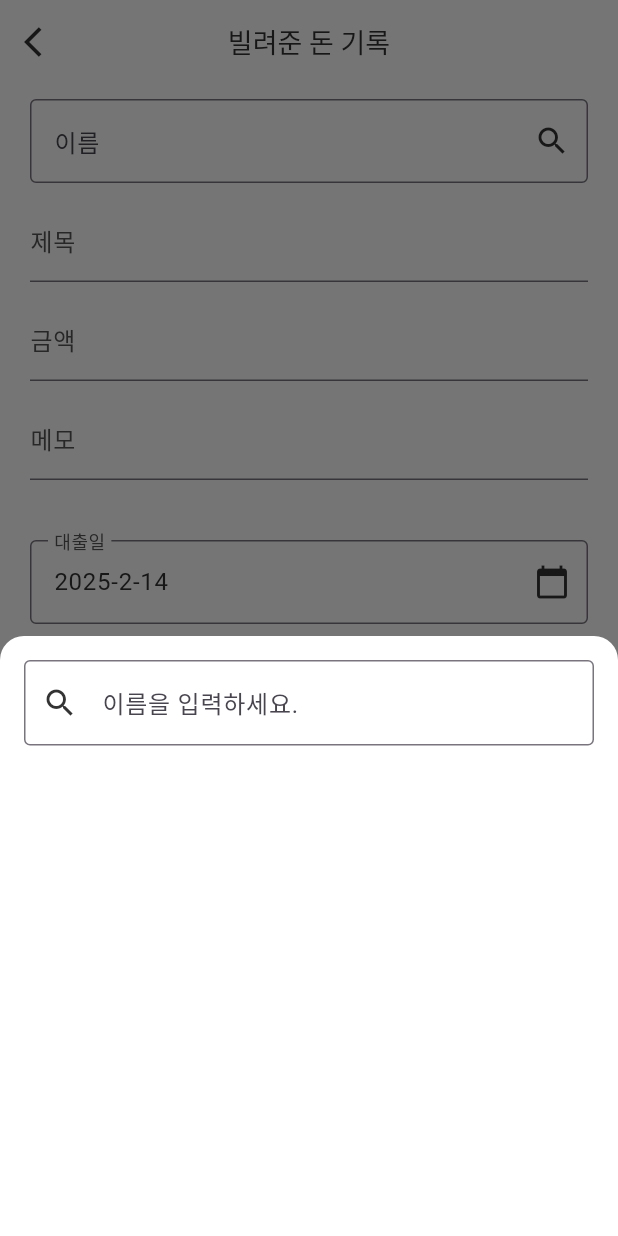
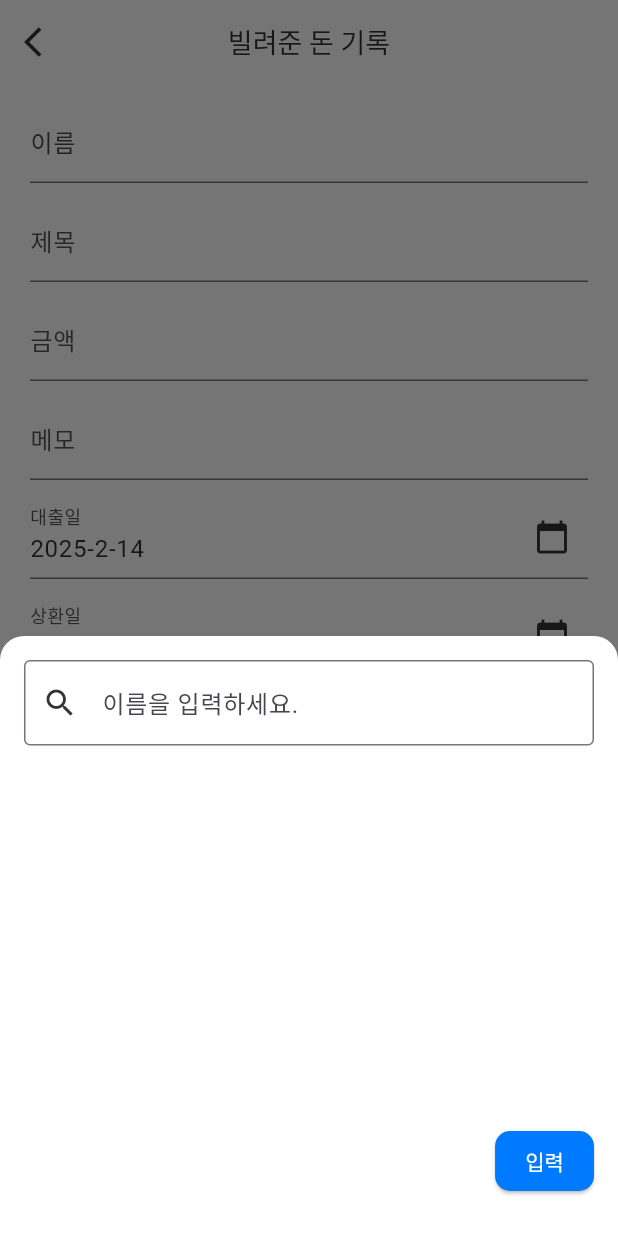
Before and after one commit to AtmosCat/dont_worry, a Flutter app: the CreateLoanPage screen opened directly with empty values, after a tap on "이름", on a phone screen of 412 x 824 dp. Run offline on Flutter 3.47's test engine with Material 3 defaults, Android fonts, the phone set to English and light mode, and no system bars; our stand-ins replace flutter_riverpod, sqflite; accounts and stored records are empty.

Commit message:
feat(U-1LC-011): 이름 직접 입력 로직 구현 추가

```diff
--- a/lib/ui/pages/create_loan/create_loan_page.dart
+++ b/lib/ui/pages/create_loan/create_loan_page.dart
@@ -124,8 +124,6 @@ class _CreateLoanPageState extends State<CreateLoanPage> {
                     controller: nameEdittingController,
                     decoration: InputDecoration(
                       labelText: selectedPersonName,
-                      border: OutlineInputBorder(),
-                      suffixIcon: Icon(Icons.search),
                     ),
                   ),
                 ),
@@ -148,7 +146,7 @@ class _CreateLoanPageState extends State<CreateLoanPage> {
                 memoEdittingController,
                 "메모",
               ),
-              SizedBox(height: 40),
+              SizedBox(height: 10),
               TextFormField(
                 controller: loanDateEdittingController, // 컨트롤러 사용
                 readOnly: true, // 직접 입력 방지
@@ -161,7 +159,6 @@ class _CreateLoanPageState extends State<CreateLoanPage> {
                         width: 2.0), // 포커스 시 테두리 색상
                   ),
                   suffixIcon: Icon(Icons.calendar_today), // 캘린더 아이콘 추가
-                  border: OutlineInputBorder(), // 테두리 추가 (선택 사항)
                 ),
                 onTap: () async {
                   final selectedDate = await DatetimeUtils.selectDate(context);
@@ -174,20 +171,18 @@ class _CreateLoanPageState extends State<CreateLoanPage> {
                   }
                 },
               ),
-              SizedBox(height: 40),
+              SizedBox(height: 10),
               TextFormField(
-                controller: dueDateEdittingController, // 컨트롤러 사용
-                readOnly: true, // 직접 입력 방지
+                controller: dueDateEdittingController,
+                readOnly: true,
                 decoration: InputDecoration(
                   labelText: "상환일",
                   labelStyle: TextStyle(color: AppColor.gray30.of(context)),
                   focusedBorder: OutlineInputBorder(
                     borderSide: BorderSide(
-                        color: AppColor.primaryBlue.of(context),
-                        width: 2.0), // 포커스 시 테두리 색상
+                        color: AppColor.primaryBlue.of(context), width: 2.0),
                   ),
-                  suffixIcon: Icon(Icons.calendar_today), // 캘린더 아이콘 추가
-                  border: OutlineInputBorder(), // 테두리 추가 (선택 사항)
+                  suffixIcon: Icon(Icons.calendar_today),
                 ),
                 onTap: () async {
                   final selectedDate = await DatetimeUtils.selectDate(context);
@@ -210,9 +205,10 @@ class _CreateLoanPageState extends State<CreateLoanPage> {
                     padding: MaterialStateProperty.all<EdgeInsetsGeometry>(
                         EdgeInsets.symmetric(horizontal: 20, vertical: 10)),
                     shape: MaterialStateProperty.all<RoundedRectangleBorder>(
-                        RoundedRectangleBorder(
-                      borderRadius: BorderRadius.circular(10.0),
-                    )),
+                      RoundedRectangleBorder(
+                        borderRadius: BorderRadius.circular(10.0),
+                      ),
+                    ),
                   ),
                   onPressed: () async {
                     if (titleEdittingController.text.isEmpty) {
--- a/lib/ui/pages/create_loan/search_popup.dart
+++ b/lib/ui/pages/create_loan/search_popup.dart
@@ -1,6 +1,7 @@
 import 'package:dont_worry/data/model/person.dart';
 import 'package:dont_worry/data/repository/sql_person_crud_repository.dart';
 import 'package:dont_worry/theme/colors.dart';
+import 'package:dont_worry/utils/snackbar_utils.dart';
 import 'package:flutter/material.dart';
 
 class SearchPopup extends StatefulWidget {
@@ -18,6 +19,7 @@ class _SearchPopupState extends State<SearchPopup> {
   List<String> allPeopleNames = [];
   List<String> filteredPeopleNames = [];
   TextEditingController searchController = TextEditingController();
+  Person selectedPerson = Person(name: "");
 
   @override
   void initState() {
@@ -36,9 +38,8 @@ class _SearchPopupState extends State<SearchPopup> {
 
   void _filterPeople(String query) {
     setState(() {
-      filteredPeopleNames = allPeopleNames
-          .where((name) => name.contains(query))
-          .toList();
+      filteredPeopleNames =
+          allPeopleNames.where((name) => name.contains(query)).toList();
     });
   }
 
@@ -60,11 +61,11 @@ class _SearchPopupState extends State<SearchPopup> {
                 hintText: "이름을 입력하세요.",
                 prefixIcon: Icon(Icons.search),
                 labelStyle: TextStyle(color: AppColor.gray30.of(context)),
-                  focusedBorder: OutlineInputBorder(
-                    borderSide: BorderSide(
-                        color: AppColor.primaryBlue.of(context),
-                        width: 2.0), // 포커스 시 테두리 색상
-                  ),
+                focusedBorder: OutlineInputBorder(
+                  borderSide: BorderSide(
+                      color: AppColor.primaryBlue.of(context),
+                      width: 2.0), // 포커스 시 테두리 색상
+                ),
                 border: OutlineInputBorder(),
               ),
             ),
@@ -75,12 +76,47 @@ class _SearchPopupState extends State<SearchPopup> {
                   return ListTile(
                     title: Text(filteredPeopleNames[index]),
                     onTap: () {
-                      widget.onSelect(filteredPeople[index]);
+                      searchController.text = filteredPeopleNames[index];
+                      selectedPerson = filteredPeople[index];
                     },
                   );
                 },
               ),
             ),
+            Container(
+              alignment: Alignment.bottomRight,
+              child: ElevatedButton(
+                style: ButtonStyle(
+                  backgroundColor: MaterialStateProperty.all<Color>(
+                      AppColor.primaryBlue.of(context)),
+                  padding: MaterialStateProperty.all<EdgeInsetsGeometry>(
+                      EdgeInsets.symmetric(horizontal: 20, vertical: 10)),
+                  shape: MaterialStateProperty.all<RoundedRectangleBorder>(
+                    RoundedRectangleBorder(
+                      borderRadius: BorderRadius.circular(10.0),
+                    ),
+                  ),
+                ),
+                onPressed: () {
+                  if (searchController.text.trim().isNotEmpty) {
+                    final person = selectedPerson.name.isEmpty
+                        ? Person(name: searchController.text)
+                        : selectedPerson;
+                    widget.onSelect(person);
+                  } else {
+                    Navigator.pop(context);
+                    SnackbarUtil.showSnackBar(context, "이름은 빈칸일 수 없습니다.");
+                  }
+                },
+                child: Text(
+                  '입력',
+                  style: TextStyle(
+                    color: AppColor.containerWhite.of(context),
+                  ),
+                ),
+              ),
+            ),
+            SizedBox(height: 10)
           ],
         ),
       ),
```
